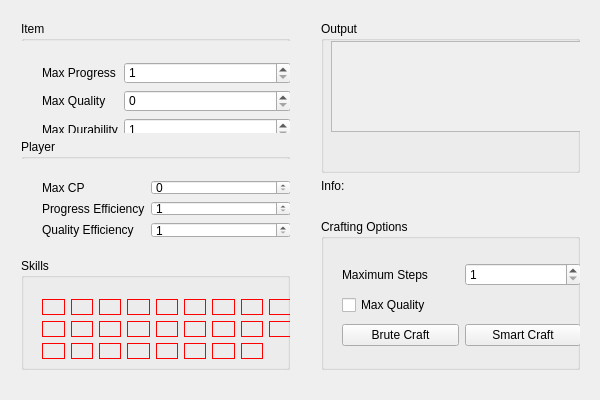
The window that CrafterOfLight/CrafterOfLight.ui (CChiverton/CrafterOfLight) describes before a commit, drawn with Qt 5.
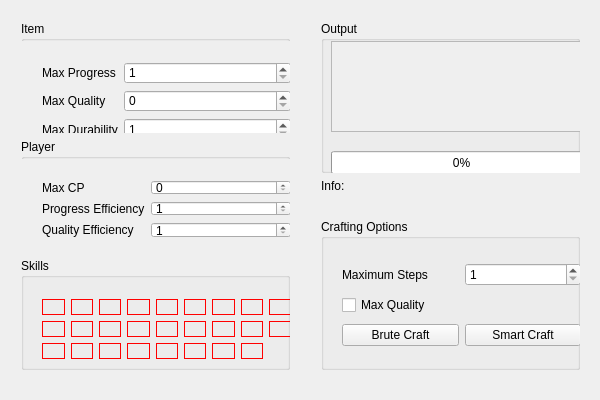
The same window after the commit. Icons and pictures are not drawn.

Commit message:
Progress bar functioning
Progress bar updates as the brute solver is solving. Application still freezes during the solution but the progress bar shows updates to progress.

Diff of the .ui file:
```diff
--- a/CrafterOfLight/CrafterOfLight.ui
+++ b/CrafterOfLight/CrafterOfLight.ui
@@ -1169,6 +1169,19 @@
         </widget>
        </widget>
       </widget>
+      <widget class="QProgressBar" name="progressBar">
+       <property name="geometry">
+        <rect>
+         <x>10</x>
+         <y>130</y>
+         <width>261</width>
+         <height>23</height>
+        </rect>
+       </property>
+       <property name="value">
+        <number>0</number>
+       </property>
+      </widget>
      </widget>
     </item>
     <item>
```
The commit also changes 2 other files.
